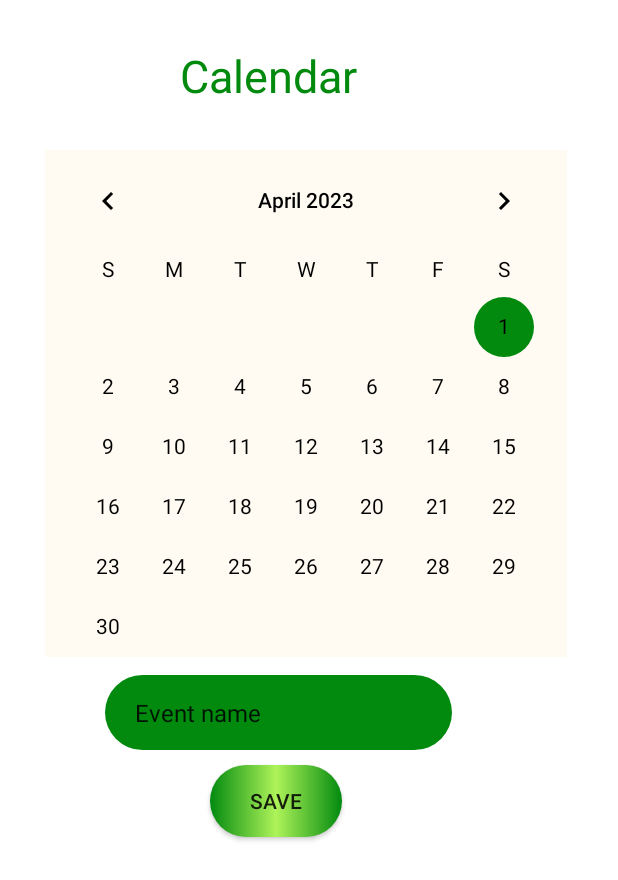
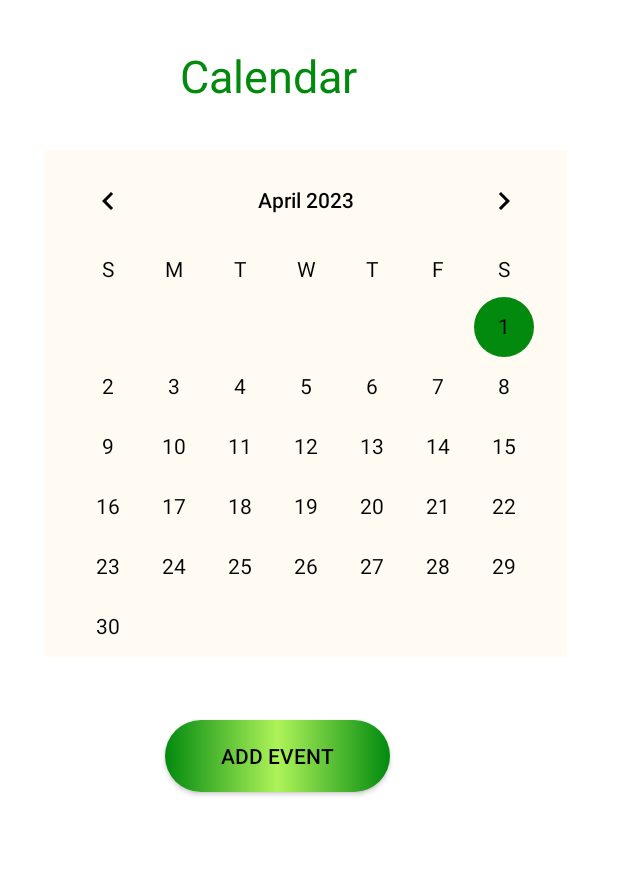
Before and after one commit to dxminikxx/WspolnaPrzestrzenApp, an Android app: the layout fragment_calendar.xml on its own in the app's theme, with its tools: preview values and no code run, on a phone screen of 412 x 824 dp. Shown: the top 880 px of the screen. Run offline under Robolectric (Android 15) with nearby library versions, the phone set to English and light mode, and no system bars.

Commit message:
calendar changes

```diff
--- /dev/null
+++ b/app/src/main/res/layout/acivity_event_view.xml
@@ -0,0 +1,6 @@
+<?xml version="1.0" encoding="utf-8"?>
+<androidx.constraintlayout.widget.ConstraintLayout xmlns:android="http://schemas.android.com/apk/res/android"
+    android:layout_width="match_parent"
+    android:layout_height="match_parent">
+
+</androidx.constraintlayout.widget.ConstraintLayout>
--- a/app/src/main/res/layout/fragment_calendar.xml
+++ b/app/src/main/res/layout/fragment_calendar.xml
@@ -18,7 +18,7 @@
     </TextView>
 
     <CalendarView
-        android:id="@+id/calendarView2"
+        android:id="@+id/calendarView"
         android:layout_width="wrap_content"
         android:layout_height="wrap_content"
         android:layout_marginStart="30dp"
@@ -30,24 +30,14 @@
         android:dateTextAppearance="@style/CalenderViewDateCustomText"
         android:weekDayTextAppearance="@style/CalenderViewWeekCustomText"/>
 
-    <EditText
-        android:layout_width="231dp"
-        android:layout_height="50dp"
-        android:background="@drawable/btns"
-        android:paddingLeft="20dp"
-        android:text="Event name"
-        android:textSize="16sp"
-        android:inputType="textPersonName"
-        android:ems="10"
-        android:layout_marginTop="450dp"
-        android:layout_marginLeft="70dp"/>
 
     <Button
-        android:layout_width="wrap_content"
+        android:layout_width="150dp"
         android:layout_height="wrap_content"
-        android:text="Save"
+        android:text="Add event"
+        android:textColor="@color/black"
         android:background="@drawable/btn"
-        android:layout_marginTop="510dp"
-        android:layout_marginLeft="140dp">
+        android:layout_marginTop="480dp"
+        android:layout_marginLeft="110dp">
     </Button>
 </RelativeLayout>
```
Also changed, not shown: app/src/main/java/com/example/mozeterazsieuda/CalendarFragment.kt (+8 -7 lines), app/src/main/java/com/example/mozeterazsieuda/DBHelper.kt (+64 -0 lines).
